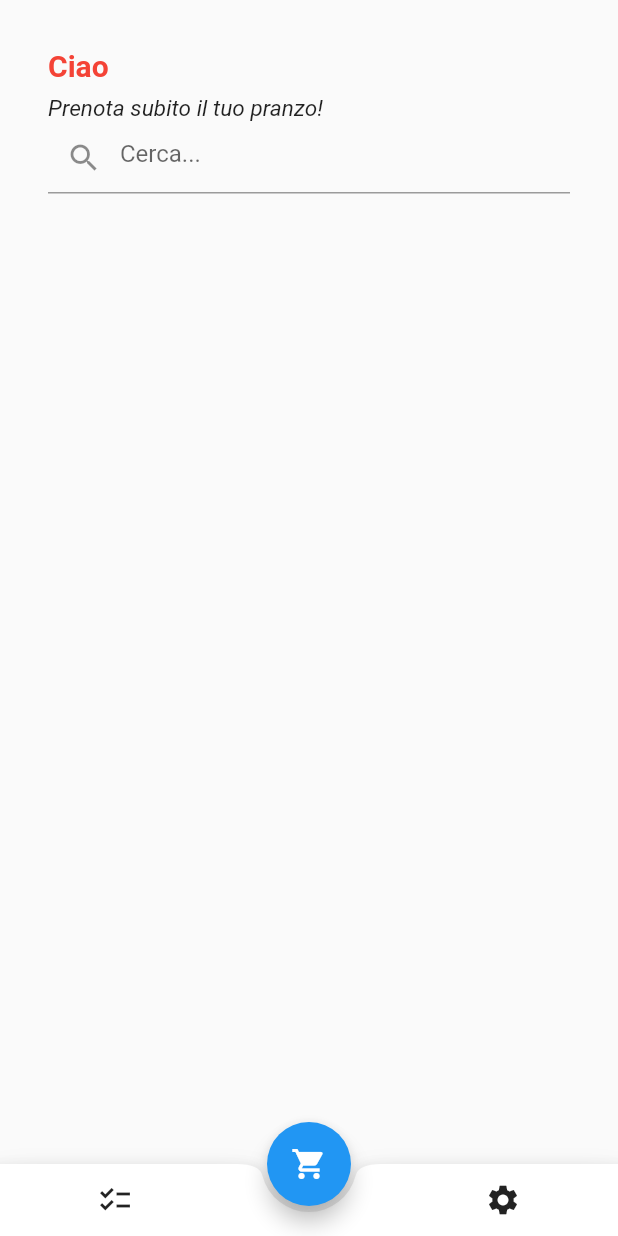
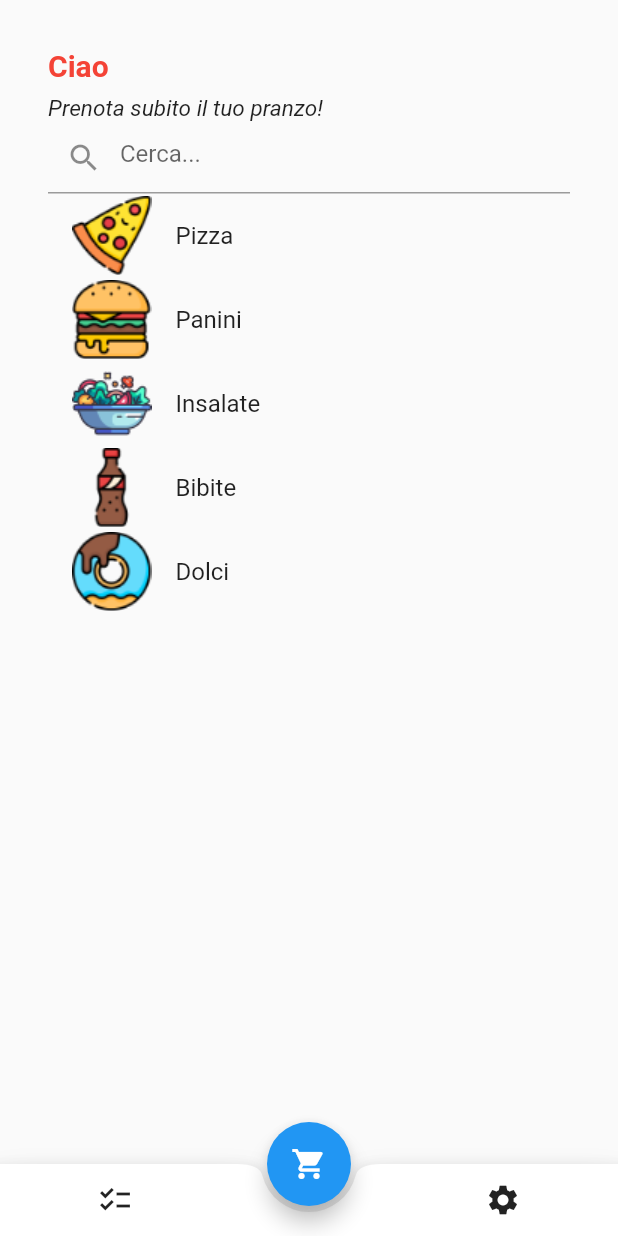
Before and after one commit to luigiciuf/UniFood_Flutter, a Flutter app: the MyHomePage screen opened directly, on a phone screen of 412 x 824 dp. Run offline on Flutter 3.47's test engine with Material 2 defaults, Android fonts, the phone set to English and light mode, and no system bars; our stand-ins replace firebase_core, firebase_database; accounts and stored records are empty.

Commit message:
listview categorie fatto

```diff
--- a/lib/main.dart
+++ b/lib/main.dart
@@ -4,11 +4,19 @@ import 'package:flutter/material.dart';
 import 'package:firebase_core/firebase_core.dart';
 import 'package:unifood/firebase_options.dart';
 import 'package:unifood/Registrazione.dart'; // Importa la schermata di registrazione.
-import 'package:unifood/Login.dart'; // Importa la schermata di login.
-//aaaa
+import 'package:unifood/Login.dart';
+import 'package:unifood/models/Categorie.dart'; // Importa la schermata di login.
 
+List<Categorie> categorie = [
+  Categorie(nome: 'Pizza', imagePath: 'assets/images/cat_1.png'),
+  Categorie(nome: 'Panini', imagePath: 'assets/images/cat_2.png'),
+  Categorie(nome: 'Insalate', imagePath: 'assets/images/cat_3.png'),
+  Categorie(nome: 'Bibite', imagePath: 'assets/images/cat_4.png'),
+  Categorie(nome: 'Dolci', imagePath: 'assets/images/cat_5.png'),
 
-//asasasasa
+  // Aggiungi altre categorie...
+
+];
 Future<void> main() async {
   WidgetsFlutterBinding.ensureInitialized();
   await Firebase.initializeApp(
@@ -68,7 +76,21 @@ class MyHomePage extends StatelessWidget {
                       // Add your search_background image as a decoration
                     ),
                   ),
-                  // Add more Widgets...
+
+                  ListView.builder(
+                    shrinkWrap: true, // Questo permette al ListView di funzionare all'interno di un SingleChildScrollView
+                    physics: NeverScrollableScrollPhysics(), // Questo previene lo scrolling indipendente all'interno del ListView
+                    itemCount: categorie.length,
+                    itemBuilder: (context, index) {
+                      return ListTile(
+                        leading: Image.asset(categorie[index].imagePath),
+                        title: Text(categorie[index].nome),
+                        onTap: () {
+                          // Azione quando si fa clic su una categoria
+                        },
+                      );
+                    },
+                  )
                 ],
               ),
             ),
--- /dev/null
+++ b/lib/models/Categorie.dart
@@ -0,0 +1,6 @@
+class Categorie {
+  final String nome;
+  final String imagePath;
+
+  Categorie({required this.nome, required this.imagePath});
+}
--- a/pubspec.yaml
+++ b/pubspec.yaml
@@ -24,3 +24,8 @@ flutter:
   assets:
     - assets/images/login_v2.png
     - assets/images/registrazione_v2.png
+    - assets/images/cat_1.png
+    - assets/images/cat_2.png
+    - assets/images/cat_3.png
+    - assets/images/cat_4.png
+    - assets/images/cat_5.png
```
Also changed, not shown: assets/images/cat_1.png (added), assets/images/cat_2.png (added), assets/images/cat_3.png (added), assets/images/cat_4.png (added), assets/images/cat_5.png (added).
